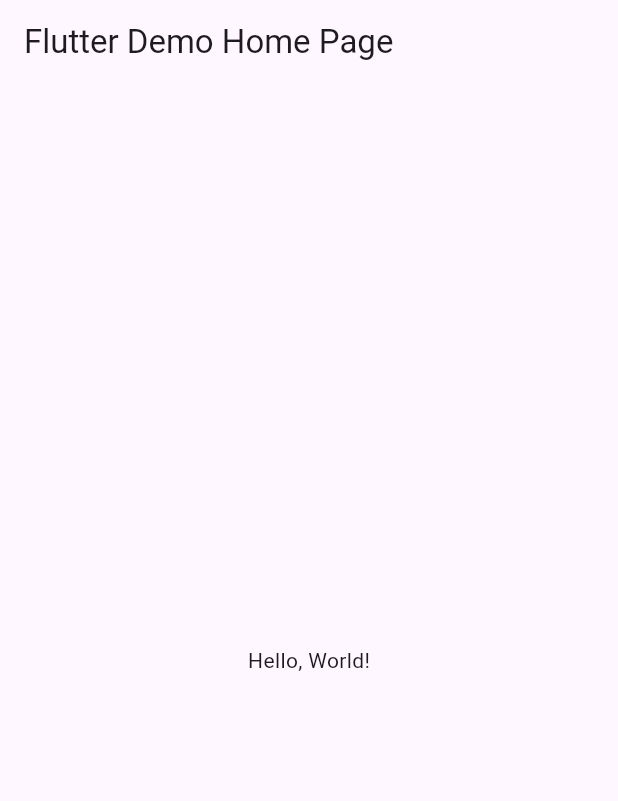
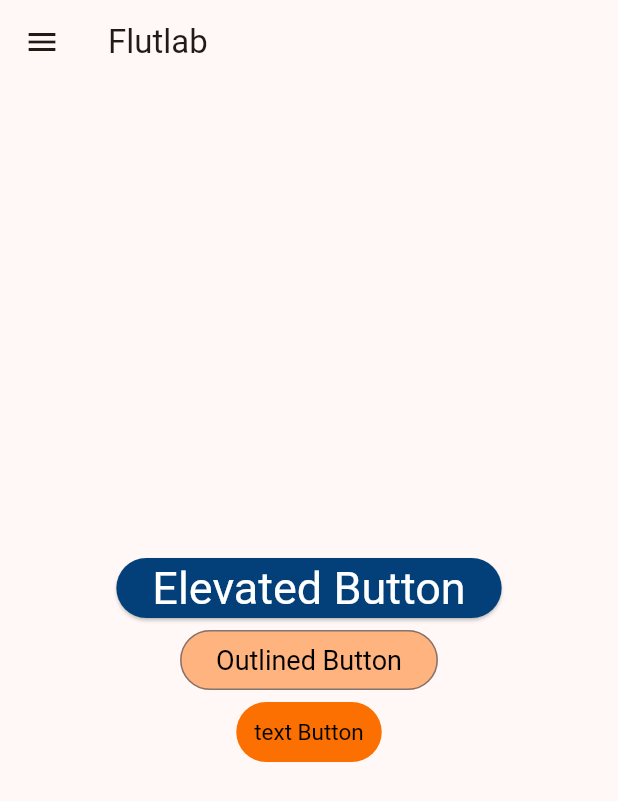
Before and after one commit to Rodriguezb128/Ull-Act8-TabBar, a Flutter app: the screen it shows after launch, on a phone screen of 412 x 824 dp. Shown: the top 801 px of the screen. Run offline on Flutter 3.47's test engine with Material 3 defaults, Android fonts, the phone set to English and light mode, and no system bars.

```diff
--- a/lib/main.dart
+++ b/lib/main.dart
@@ -1,43 +1,39 @@
+import 'package:rodriguez/uno.dart';
+import 'package:rodriguez/dos.dart';
+import 'package:rodriguez/tres.dart';
 import 'package:flutter/material.dart';
+import 'package:rodriguez/drawer_menu.dart';
+import 'package:rodriguez/cuatro.dart';
 
-void main() => runApp(MyApp());
+void main() {
+  runApp(MyApp());
+}
 
 class MyApp extends StatelessWidget {
-  const MyApp({super.key});
+  static const String uno = Uno.routeName;
+  static const String dos = Dos.routeName;
+  static const String tres = Tres.routeName;
+  static const String cuatro = Cuatro.routeName;
+
   // This widget is the root of your application.
   @override
   Widget build(BuildContext context) {
     return MaterialApp(
-      // Application name
-      title: 'Flutter Hello World',
-      // Application theme data, you can set the colors for the application as
-      // you want
+      debugShowCheckedModeBanner: false,
+      title: 'Ejemplo Drawer Menu',
       theme: ThemeData(
-        // useMaterial3: false,
         primarySwatch: Colors.blue,
+        visualDensity: VisualDensity.adaptivePlatformDensity,
       ),
-      // A widget which will be started on application startup
-      home: MyHomePage(title: 'Flutter Demo Home Page'),
+      routes: {
+        uno: (context) => Uno(),
+        dos: (context) => Dos(),
+        tres: (context) => Tres(),
+        cuatro: (context) => Cuatro()
+      },
+      home: Uno(),
     );
   }
 }
 
-class MyHomePage extends StatelessWidget {
-  final String title;
-  const MyHomePage({super.key, required this.title});
-
-  @override
-  Widget build(BuildContext context) {
-    return Scaffold(
-      appBar: AppBar(
-        // The title text which will be shown on the action bar
-        title: Text(title),
-      ),
-      body: Center(
-        child: Text(
-          'Hello, World!',
-        ),
-      ),
-    );
-  }
-}
+class Mov {}
--- /dev/null
+++ b/lib/uno.dart
@@ -0,0 +1,61 @@
+import 'package:flutter/material.dart';
+import 'package:rodriguez/drawer_menu.dart';
+
+class Uno extends StatelessWidget {
+  static const String routeName = '/uno';
+  // This widget is the root of your application.
+  @override
+  Widget build(BuildContext context) {
+    return MaterialApp(
+      debugShowCheckedModeBanner: false,
+      title: 'Flutter Hello World',
+      theme: ThemeData(
+        colorScheme: ColorScheme.fromSeed(seedColor: Colors.brown),
+      ),
+      home: Scaffold(
+        appBar: AppBar(
+          title: Text("Flutlab"),
+        ),
+        drawer: DrawerMenu(),
+        body: Container(
+          alignment: Alignment.center,
+          child: Column(
+            mainAxisAlignment: MainAxisAlignment.center,
+            children: [
+              ElevatedButton(
+                onPressed: () {
+                  print("Elevetad Button pressed");
+                },
+                child: Text("Elevated Button"),
+                style: ElevatedButton.styleFrom(
+                    onPrimary: Color(0xffffffff),
+                    primary: Color(0xff034079),
+                    textStyle: TextStyle(fontSize: 30)),
+              ),
+              OutlinedButton(
+                onPressed: () {
+                  print("Outlined Button pressed");
+                },
+                child: Text("Outlined Button"),
+                style: ElevatedButton.styleFrom(
+                    onPrimary: Color(0xff000000),
+                    primary: Color(0xffffb37f),
+                    textStyle: TextStyle(fontSize: 18)),
+              ),
+              TextButton(
+                onPressed: () {
+                  print("Text Button pressed");
+                },
+                child: Text("text Button"),
+                style: ElevatedButton.styleFrom(
+                    onPrimary: Color(0xff000000),
+                    primary: Color(0xfffb7000),
+                    textStyle: TextStyle(fontSize: 15)),
+              ),
+            ],
+          ),
+        ),
+      ),
+    );
+  }
+}
```
Also changed, not shown: lib/cuatro.dart (added, +61 -0 lines), lib/dos.dart (added, +62 -0 lines), lib/drawer_menu.dart (added, +72 -0 lines), lib/tres.dart (added, +62 -0 lines).
